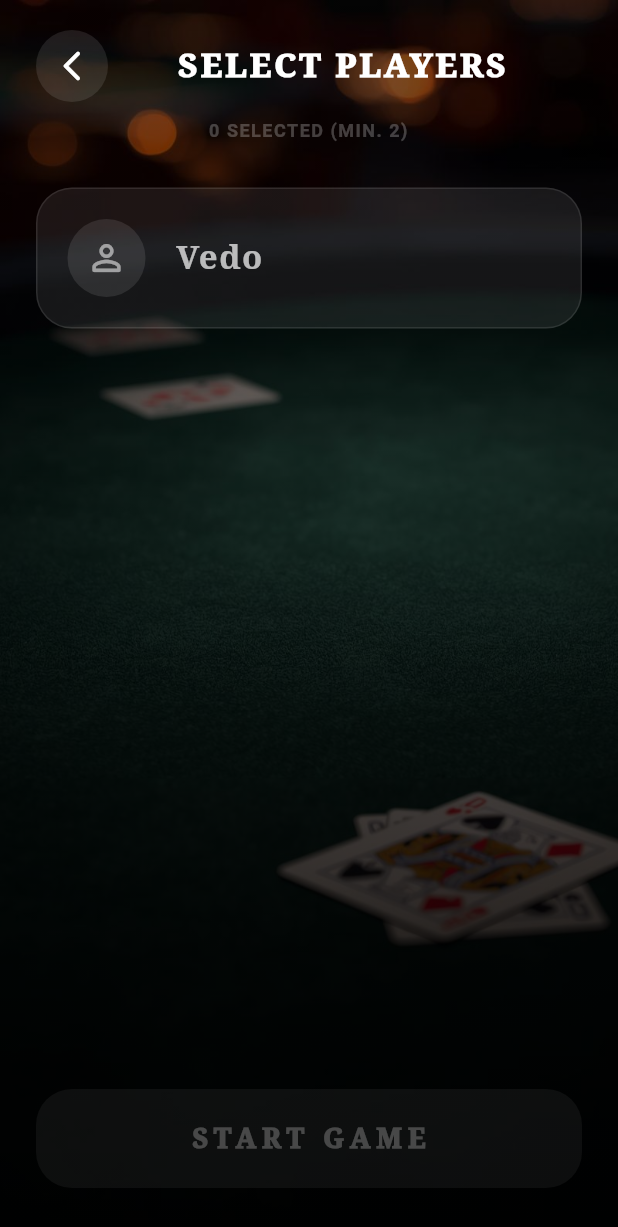
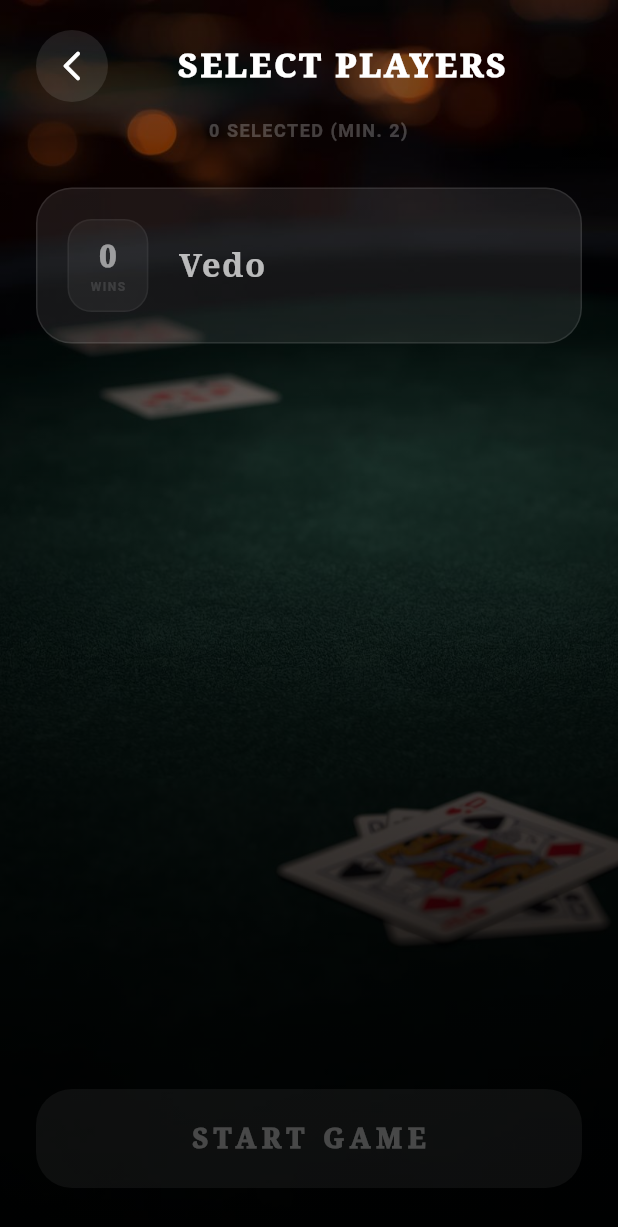
Before and after one commit to vedad-keskin/Rummy-Tracker, a Flutter app: the screen it shows after launch, after a tap on "PLAY NOW", on a phone screen of 412 x 824 dp. Shown: the top 1227 px of the screen. Run offline on Flutter 3.47's test engine with Material 3 defaults, Android fonts, the phone set to English and light mode, and no system bars; our stand-ins replace shared_preferences.

Commit message:
Redesign player list with wins badge and UI tweaks
Replaces the player icon badge with a wins badge showing the player's win count and label. Adjusts rotation logic for player badges to a fixed bottom-left tilt, updates list view clipping, and refines decorative suit positioning for improved UI consistency.

```diff
--- a/rummy_tracker/lib/game_flow/phase_one_selection.dart
+++ b/rummy_tracker/lib/game_flow/phase_one_selection.dart
@@ -36,10 +36,8 @@ class _PhaseOneScreenState extends State<PhaseOneScreen> {
       for (var player in players) {
         if (!_playerSuits.containsKey(player.id)) {
           _playerSuits[player.id] = _random.nextInt(4);
-          // Random rotation between -20 and 20 degrees in radians
-          _playerRotations[player.id] =
-              (0.2 + _random.nextDouble() * 0.3) *
-              (_random.nextBool() ? 1 : -1);
+          // Rotation strictly between 0.3 and 0.8 radians (bottom-left tilt)
+          _playerRotations[player.id] = 0.3 + (_random.nextDouble() * 0.5);
         }
       }
 
@@ -254,6 +252,7 @@ class _PhaseOneScreenState extends State<PhaseOneScreen> {
                             ),
                           )
                         : ListView.separated(
+                            clipBehavior: Clip.none,
                             padding: const EdgeInsets.only(bottom: 120),
                             itemCount: _allPlayers.length,
                             separatorBuilder: (_, __) =>
@@ -314,27 +313,63 @@ class _PhaseOneScreenState extends State<PhaseOneScreen> {
                                         ),
                                         child: Row(
                                           children: [
-                                            // Player Badge
-                                            AnimatedContainer(
-                                              duration: const Duration(
-                                                milliseconds: 300,
-                                              ),
-                                              width: 52,
-                                              height: 52,
+                                            // Wins Badge
+                                            Container(
+                                              padding:
+                                                  const EdgeInsets.symmetric(
+                                                    horizontal: 14,
+                                                    vertical: 10,
+                                                  ),
                                               decoration: BoxDecoration(
                                                 color: isSelected
-                                                    ? const Color(0xFF30E8BF)
+                                                    ? Colors.black.withValues(
+                                                        alpha: 0.3,
+                                                      )
                                                     : Colors.white.withValues(
-                                                        alpha: 0.1,
+                                                        alpha: 0.05,
                                                       ),
-                                                shape: BoxShape.circle,
+                                                borderRadius:
+                                                    BorderRadius.circular(16),
+                                                border: Border.all(
+                                                  color: isSelected
+                                                      ? Colors.white.withValues(
+                                                          alpha: 0.2,
+                                                        )
+                                                      : Colors.white.withValues(
+                                                          alpha: 0.05,
+                                                        ),
+                                                ),
                                               ),
-                                              child: Icon(
-                                                Icons.person_outline_rounded,
-                                                color: isSelected
-                                                    ? Colors.black
-                                                    : Colors.white54,
-                                                size: 28,
+                                              child: Column(
+                                                mainAxisSize: MainAxisSize.min,
+                                                children: [
+                                                  Text(
+                                                    '${player.wins}',
+                                                    style: TextStyle(
+                                                      color: isSelected
+                                                          ? const Color(
+                                                              0xFF30E8BF,
+                                                            )
+                                                          : Colors.white54,
+                                                      fontSize: 20,
+                                                      fontWeight:
+                                                          FontWeight.w900,
+                                                      fontFamily: 'serif',
+                                                    ),
+                                                  ),
+                                                  Text(
+                                                    'WINS',
+                                                    style: TextStyle(
+                                                      color: isSelected
+                                                          ? Colors.white54
+                                                          : Colors.white12,
+                                                      fontSize: 8,
+                                                      fontWeight:
+                                                          FontWeight.bold,
+                                                      letterSpacing: 1,
+                                                    ),
+                                                  ),
+                                                ],
                                               ),
                                             ),
                                             const SizedBox(width: 20),
@@ -380,8 +415,8 @@ class _PhaseOneScreenState extends State<PhaseOneScreen> {
                                       ),
                                       // Decorative Overlapping Suit (Top-Right Border) - Only visible when selected
                                       Positioned(
-                                        top: -15,
-                                        right: -10,
+                                        top: -12,
+                                        right: -5,
                                         child: AnimatedScale(
                                           scale: isSelected ? 1.0 : 0.0,
                                           duration: const Duration(
```
